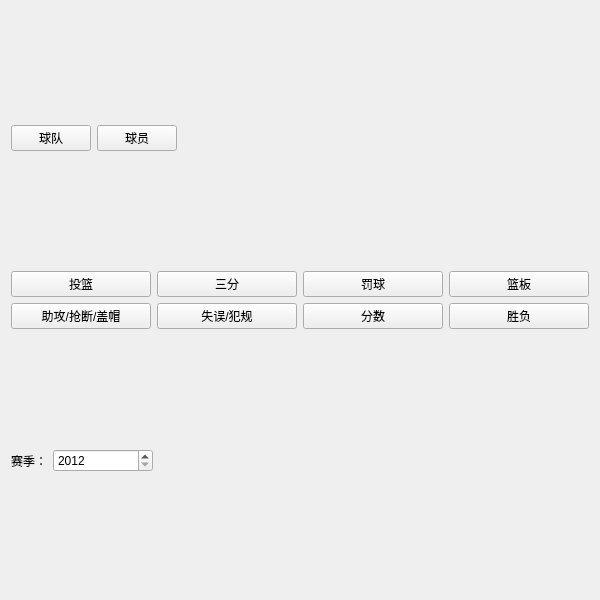
Before: the Qt Designer form view/pageRank.ui in lincandong/Basketball_Data_Visualization, drawn with Qt 5.
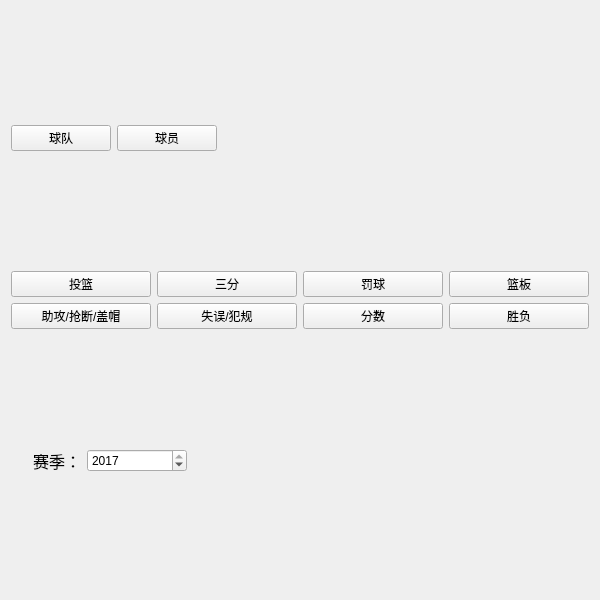
After: the same form once the commit is applied.

```diff
--- a/view/pageRank.ui
+++ b/view/pageRank.ui
@@ -24,6 +24,12 @@
     <layout class="QHBoxLayout" name="horizontalLayout_5">
      <item>
       <widget class="QPushButton" name="buttonTeam">
+       <property name="minimumSize">
+        <size>
+         <width>100</width>
+         <height>0</height>
+        </size>
+       </property>
        <property name="text">
         <string>球队</string>
        </property>
@@ -31,6 +37,12 @@
      </item>
      <item>
       <widget class="QPushButton" name="buttonPlayer">
+       <property name="minimumSize">
+        <size>
+         <width>100</width>
+         <height>0</height>
+        </size>
+       </property>
        <property name="text">
         <string>球员</string>
        </property>
@@ -117,12 +129,15 @@
       <widget class="QLabel" name="label">
        <property name="minimumSize">
         <size>
-         <width>34</width>
+         <width>70</width>
          <height>0</height>
         </size>
        </property>
        <property name="text">
-        <string>赛季：</string>
+        <string>&lt;html&gt;&lt;head/&gt;&lt;body&gt;&lt;p&gt;&lt;span style=&quot; font-size:12pt;&quot;&gt;赛季：&lt;/span&gt;&lt;/p&gt;&lt;/body&gt;&lt;/html&gt;</string>
+       </property>
+       <property name="textFormat">
+        <enum>Qt::AutoText</enum>
        </property>
        <property name="alignment">
         <set>Qt::AlignRight|Qt::AlignTrailing|Qt::AlignVCenter</set>
@@ -143,6 +158,9 @@
        <property name="maximum">
         <number>2017</number>
        </property>
+       <property name="value">
+        <number>2017</number>
+       </property>
       </widget>
      </item>
      <item>
```
